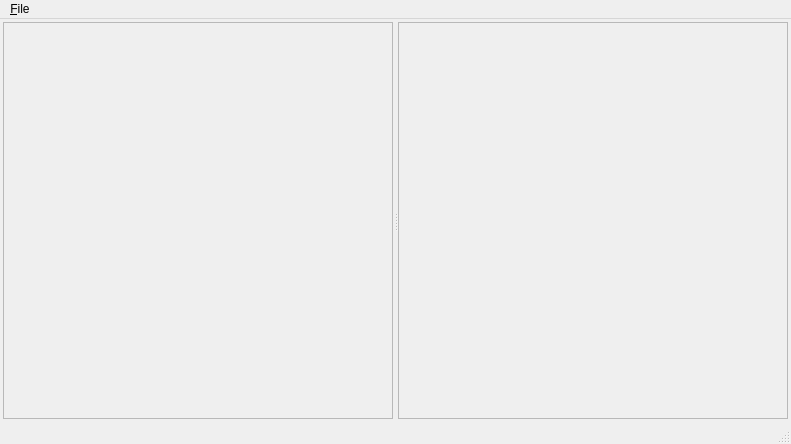
The window that src/rootviewer.ui (beojan/rootviewer) describes before a commit, drawn with Qt 5.
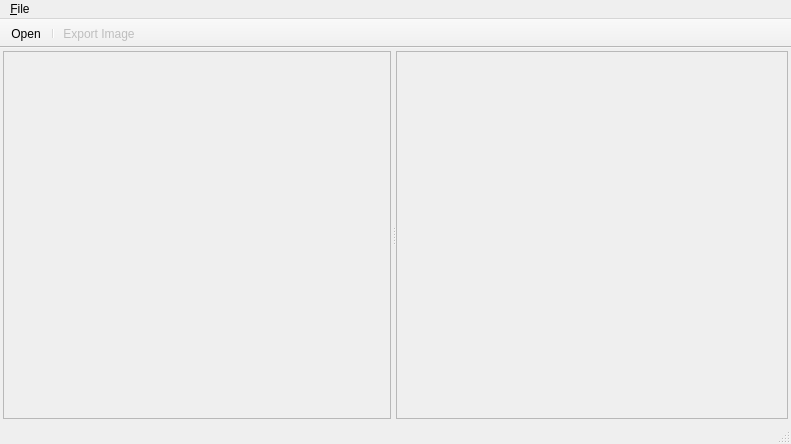
The same window after the commit. Icons and pictures are not drawn.

What changed in the file:
```diff
--- a/src/rootviewer.ui
+++ b/src/rootviewer.ui
@@ -57,6 +57,15 @@
        <property name="enabled">
         <bool>false</bool>
        </property>
+       <property name="frameShape">
+        <enum>QFrame::StyledPanel</enum>
+       </property>
+       <property name="frameShadow">
+        <enum>QFrame::Sunken</enum>
+       </property>
+       <property name="midLineWidth">
+        <number>0</number>
+       </property>
        <property name="currentIndex">
         <number>0</number>
        </property>
@@ -82,6 +91,15 @@
            <property name="enabled">
             <bool>false</bool>
            </property>
+           <property name="frameShape">
+            <enum>QFrame::NoFrame</enum>
+           </property>
+           <property name="frameShadow">
+            <enum>QFrame::Plain</enum>
+           </property>
+           <property name="dragEnabled">
+            <bool>false</bool>
+           </property>
            <property name="alternatingRowColors">
             <bool>true</bool>
            </property>
@@ -89,7 +107,10 @@
             <enum>QAbstractItemView::SelectRows</enum>
            </property>
            <property name="sortingEnabled">
-            <bool>true</bool>
+            <bool>false</bool>
+           </property>
+           <property name="cornerButtonEnabled">
+            <bool>false</bool>
            </property>
            <attribute name="horizontalHeaderDefaultSectionSize">
             <number>150</number>
@@ -126,6 +147,26 @@
    <addaction name="menuFile"/>
   </widget>
   <widget class="QStatusBar" name="statusBar"/>
+  <widget class="QToolBar" name="toolBar">
+   <property name="windowTitle">
+    <string>toolBar</string>
+   </property>
+   <property name="movable">
+    <bool>false</bool>
+   </property>
+   <property name="floatable">
+    <bool>false</bool>
+   </property>
+   <attribute name="toolBarArea">
+    <enum>TopToolBarArea</enum>
+   </attribute>
+   <attribute name="toolBarBreak">
+    <bool>false</bool>
+   </attribute>
+   <addaction name="actionOpen"/>
+   <addaction name="separator"/>
+   <addaction name="actionExport_Image"/>
+  </widget>
   <action name="actionOpen">
    <property name="icon">
     <iconset theme="document-open">
@@ -147,7 +188,24 @@
     <string>&amp;Exit</string>
    </property>
    <property name="shortcut">
-    <string/>
+    <string>Ctrl+Q</string>
+   </property>
+  </action>
+  <action name="actionExport_Image">
+   <property name="enabled">
+    <bool>false</bool>
+   </property>
+   <property name="icon">
+    <iconset theme="document-export"/>
+   </property>
+   <property name="text">
+    <string>Export Image</string>
+   </property>
+   <property name="toolTip">
+    <string>Export current plot as image</string>
+   </property>
+   <property name="visible">
+    <bool>false</bool>
    </property>
   </action>
  </widget>
```
Left out of the diff: 7 changed lines with no effect on the pictures.
